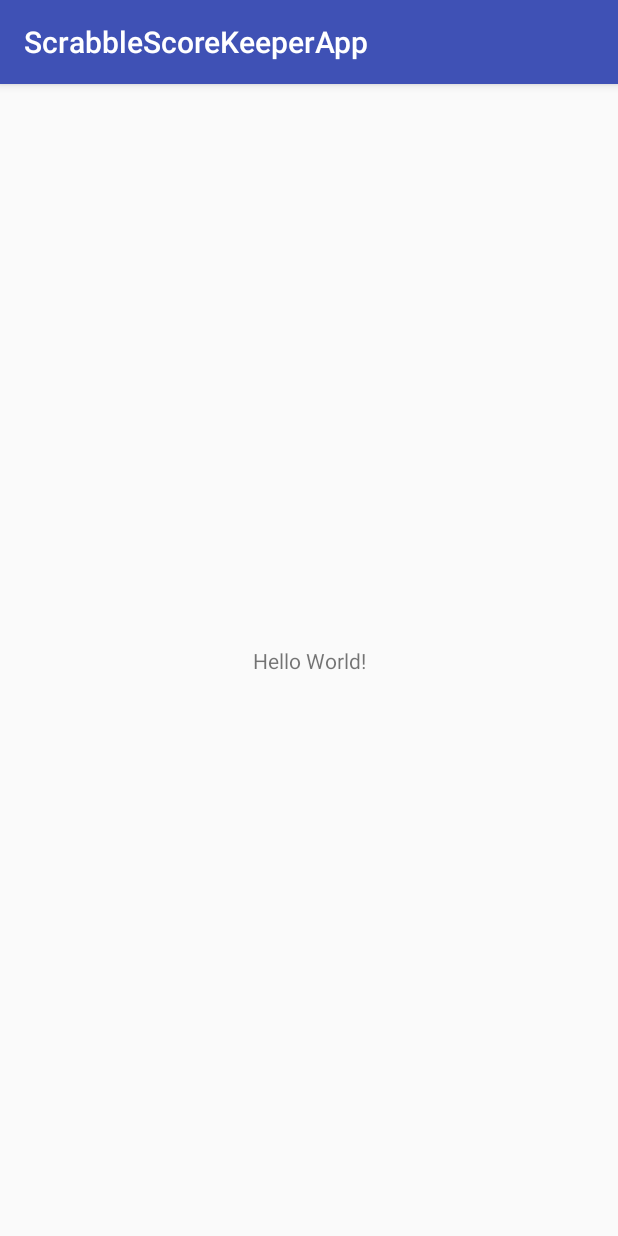
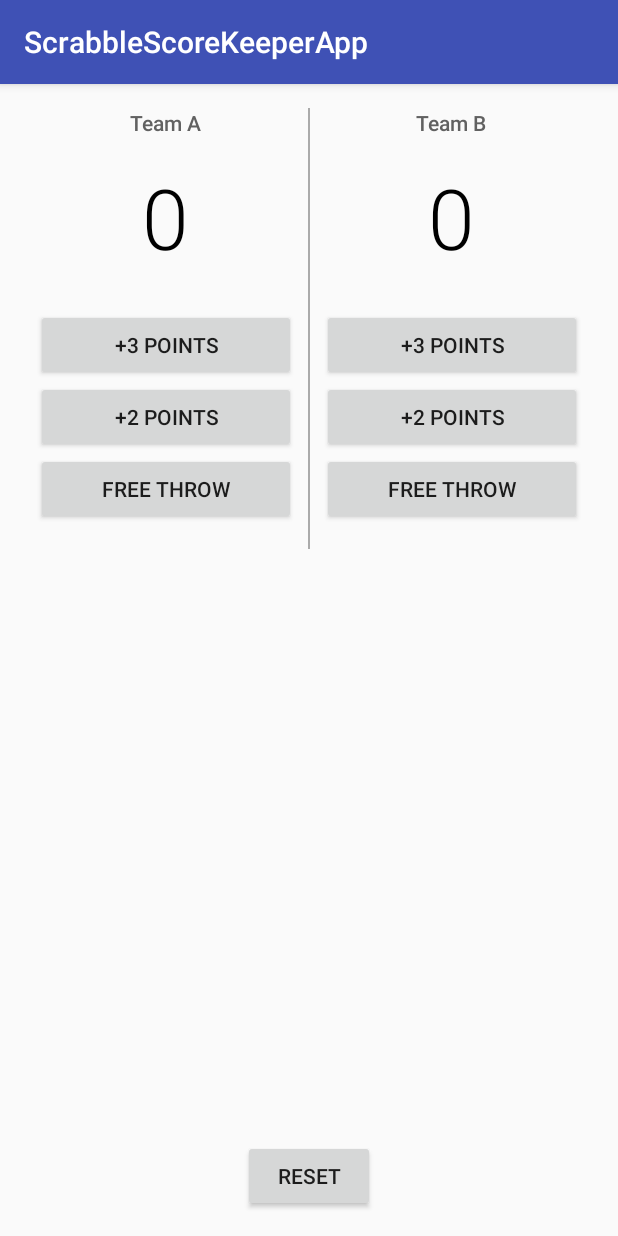
Before and after one commit to VIcuko/ScrabbleScoreKeeperApp, an Android app: the screen it shows after launch (MainActivity), on a phone screen of 412 x 824 dp. Run offline under Robolectric (Android 15) with nearby library versions, the phone set to English and light mode, and no system bars.

Commit message:
Copy activity_main.xml structure from Court Counter app

```diff
--- a/app/src/main/res/layout/activity_main.xml
+++ b/app/src/main/res/layout/activity_main.xml
@@ -1,18 +1,143 @@
 <?xml version="1.0" encoding="utf-8"?>
-<android.support.constraint.ConstraintLayout xmlns:android="http://schemas.android.com/apk/res/android"
+<RelativeLayout xmlns:android="http://schemas.android.com/apk/res/android"
     xmlns:app="http://schemas.android.com/apk/res-auto"
     xmlns:tools="http://schemas.android.com/tools"
+    android:id="@+id/activity_main"
     android:layout_width="match_parent"
     android:layout_height="match_parent"
+    android:orientation="vertical"
+    android:paddingBottom="@dimen/activity_vertical_margin"
+    android:paddingLeft="@dimen/activity_horizontal_margin"
+    android:paddingRight="@dimen/activity_horizontal_margin"
+    android:paddingTop="@dimen/activity_vertical_margin"
     tools:context="com.example.android.scrabblescorekeeperapp.MainActivity">
 
-    <TextView
+    <LinearLayout
+        android:layout_width="match_parent"
+        android:layout_height="wrap_content"
+        android:layout_weight="1"
+        android:orientation="horizontal">
+
+        <LinearLayout
+            android:layout_width="0dp"
+            android:layout_height="match_parent"
+            android:layout_weight="1"
+            android:orientation="vertical">
+
+            <TextView
+                android:layout_width="wrap_content"
+                android:layout_height="wrap_content"
+                android:layout_gravity="center_horizontal"
+                android:text="Team A"
+                android:textSize="14sp"
+                android:textColor="#616161"
+                android:fontFamily="sans-serif-medium"
+                android:layout_marginBottom="16dp"/>
+
+            <TextView
+                android:id="@+id/team_a_score"
+                android:layout_width="wrap_content"
+                android:layout_height="wrap_content"
+                android:layout_gravity="center_horizontal"
+                android:text="0"
+                android:textSize="56sp"
+                android:textColor="#000000"
+                android:fontFamily="sans-serif-light"
+                android:layout_marginBottom="24dp"/>
+
+            <Button
+                android:layout_width="match_parent"
+                android:layout_height="wrap_content"
+                android:onClick="threePointsTeamA"
+                android:text="+3 points"
+                android:layout_marginRight="8dp"
+                android:layout_marginLeft="8dp" />
+
+            <Button
+                android:layout_width="match_parent"
+                android:layout_height="wrap_content"
+                android:onClick="twoPointsTeamA"
+                android:text="+2 points"
+                android:layout_marginRight="8dp"
+                android:layout_marginLeft="8dp" />
+
+            <Button
+                android:layout_width="match_parent"
+                android:layout_height="wrap_content"
+                android:onClick="onePointTeamA"
+                android:text="Free throw"
+                android:layout_marginRight="8dp"
+                android:layout_marginLeft="8dp" />
+
+        </LinearLayout>
+
+        <View
+            android:layout_width="1dp"
+            android:layout_height="match_parent"
+            android:background="@android:color/darker_gray" />
+
+        <LinearLayout
+            android:layout_width="0dp"
+            android:layout_height="wrap_content"
+            android:layout_weight="1"
+            android:orientation="vertical">
+
+            <TextView
+                android:layout_width="wrap_content"
+                android:layout_height="wrap_content"
+                android:layout_gravity="center_horizontal"
+                android:text="Team B"
+                android:textSize="14sp"
+                android:textColor="#616161"
+                android:fontFamily="sans-serif-medium"
+                android:layout_marginBottom="16dp"/>
+
+            <TextView
+                android:id="@+id/team_b_score"
+                android:layout_width="wrap_content"
+                android:layout_height="wrap_content"
+                android:layout_gravity="center_horizontal"
+                android:text="0"
+                android:textSize="56sp"
+                android:textColor="#000000"
+                android:fontFamily="sans-serif-light"
+                android:layout_marginBottom="24dp"/>
+
+            <Button
+                android:layout_width="match_parent"
+                android:layout_height="wrap_content"
+                android:onClick="threePointsTeamB"
+                android:text="+3 points"
+                android:layout_marginRight="8dp"
+                android:layout_marginLeft="8dp"/>
+
+            <Button
+                android:layout_width="match_parent"
+                android:layout_height="wrap_content"
+                android:onClick="twoPointsTeamB"
+                android:text="+2 points"
+                android:layout_marginRight="8dp"
+                android:layout_marginLeft="8dp" />
+
+            <Button
+                android:layout_width="match_parent"
+                android:layout_height="wrap_content"
+                android:onClick="onePointTeamB"
+                android:text="Free throw"
+                android:layout_marginRight="8dp"
+                android:layout_marginLeft="8dp"
+                android:layout_marginBottom="16dp"/>
+
+        </LinearLayout>
+
+    </LinearLayout>
+
+    <Button
         android:layout_width="wrap_content"
         android:layout_height="wrap_content"
-        android:text="Hello World!"
-        app:layout_constraintBottom_toBottomOf="parent"
-        app:layout_constraintLeft_toLeftOf="parent"
-        app:layout_constraintRight_toRightOf="parent"
-        app:layout_constraintTop_toTopOf="parent" />
+        android:layout_alignParentBottom="true"
+        android:layout_centerHorizontal="true"
+        android:onClick="resetResult"
+        android:text="Reset" />
 
-</android.support.constraint.ConstraintLayout>
+</RelativeLayout>
```
